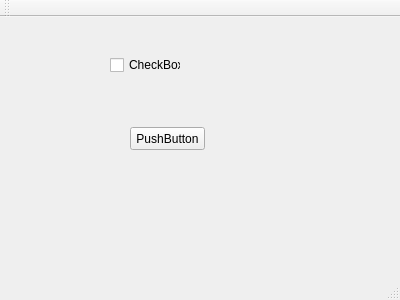
hexianqi/QtCode, file HeTest/MainWindow.ui: the form before one commit.
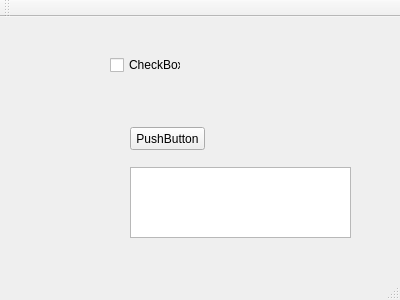
The form after the commit.

What changed in the file:
```diff
--- a/HeTest/MainWindow.ui
+++ b/HeTest/MainWindow.ui
@@ -40,6 +40,16 @@
      <string>CheckBox</string>
     </property>
    </widget>
+   <widget class="QTextEdit" name="textEdit">
+    <property name="geometry">
+     <rect>
+      <x>130</x>
+      <y>150</y>
+      <width>221</width>
+      <height>71</height>
+     </rect>
+    </property>
+   </widget>
   </widget>
   <widget class="QMenuBar" name="menuBar">
    <property name="geometry">
```
